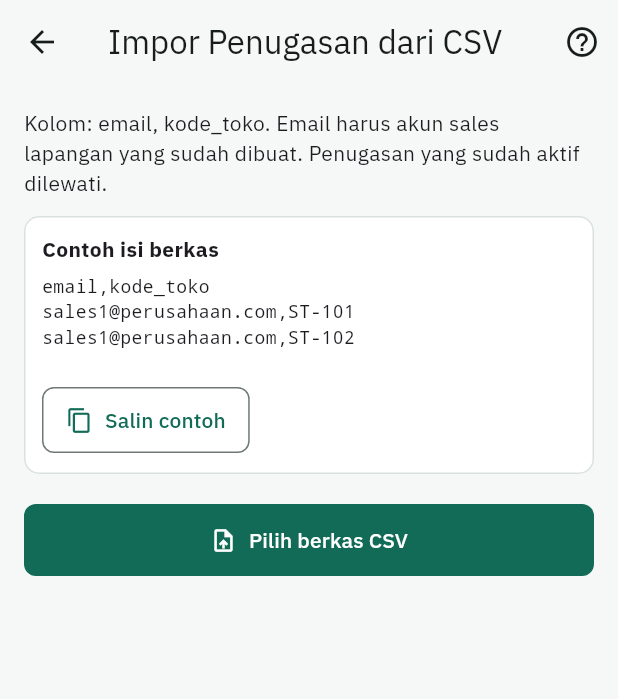
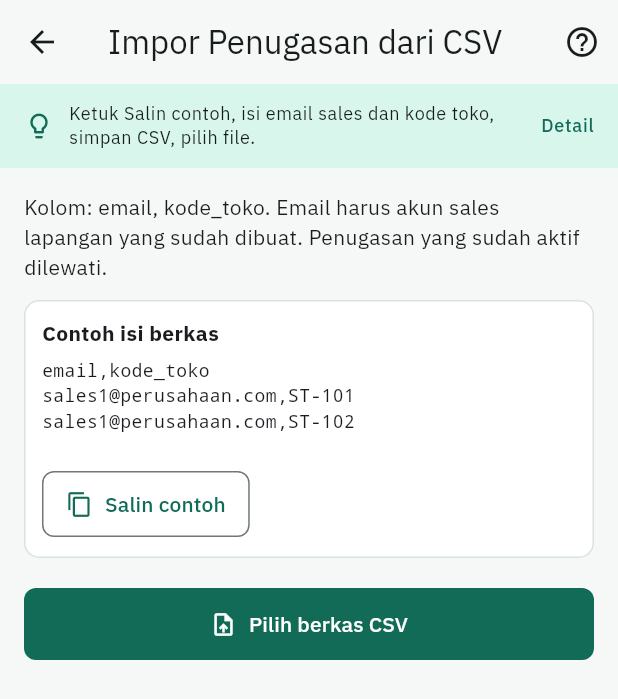
Before and after one commit to FarrelAlfarabi/Sales-Helper-App, a Flutter app: the CsvImportScreen screen opened directly, on a phone screen of 412 x 824 dp. Shown: the top 699 px of the screen. Run offline on Flutter 3.47's test engine with Material 3 defaults, Android fonts, the phone set to English and light mode, and no system bars; our stand-ins replace file_picker, flutter_map, geolocator, google_fonts, image_picker, latlong2 and 1 more; accounts and stored records are empty; project files that could hold a hidden picture were left out.

Commit message:
Show a one-line how-to strip on every screen
Co-Authored-By: Claude Sonnet 5.5 <noreply@anthropic.com>
Claude-Session: https://claude.ai/code/session_0196VEcUEDGfNbsE2rGdKfek

```diff
--- a/lib/core/help.dart
+++ b/lib/core/help.dart
@@ -278,6 +278,69 @@ const _contents = <HelpTopic, HelpContent>{
   ),
 };
 
+/// Satu kalimat sederhana yang tampil langsung di bawah judul layar.
+const _quick = <HelpTopic, String>{
+  HelpTopic.guide: 'Buka menu sesuai tugasmu. Ketuk ? di layar mana pun untuk penjelasan.',
+  HelpTopic.attendance: 'Ketuk Absen Masuk lalu selfie. Pulang kerja, ketuk Absen Pulang lalu selfie.',
+  HelpTopic.storeVisit: 'Pilih toko, ketuk check-in, foto tampak toko. Lalu foto tiap display.',
+  HelpTopic.osa: 'Ketuk tiap lokasi pajang, foto displaynya, lalu ketuk Selesai.',
+  HelpTopic.shelfCheck: 'Pilih toko, foto satu lorong rak. AI memberi daftar yang perlu direstok.',
+  HelpTopic.sales: 'Pilih toko, isi nama produk dan jumlah unit terjual, lalu simpan.',
+  HelpTopic.leave: 'Pilih jenis dan tanggal, tulis alasan, kirim. Tunggu manajer menyetujui.',
+  HelpTopic.pricing: 'Pilih toko, isi nama produk dan harga di rak, centang bila promo, simpan.',
+  HelpTopic.myAttendance: 'Daftar absensimu. Ketuk satu baris untuk melihat foto dan lokasi.',
+  HelpTopic.summary: 'Angka absen, kunjungan, dan cutimu bulan ini.',
+  HelpTopic.insights: 'Pilih periode, ketuk tombol buat wawasan. AI menulis ringkasan dan saran tindakan.',
+  HelpTopic.stores: 'Tambah toko dan atur radius zonanya. Banyak toko sekaligus: ikon unggah.',
+  HelpTopic.assignments: 'Pilih sales dan toko untuk menugaskan. Banyak sekaligus: ikon unggah.',
+  HelpTopic.leaveReview: 'Buka pengajuan, baca alasannya, lalu setujui atau tolak.',
+  HelpTopic.attendanceAll: 'Absensi semua karyawan. Ketuk satu baris untuk melihat selfie dan lokasi.',
+  HelpTopic.visitReport: 'Semua kunjungan sales. Cari yang bertanda di luar zona.',
+  HelpTopic.addUser: 'Isi nama, email, kata sandi awal, dan peran. Minta orangnya segera ganti kata sandi.',
+  HelpTopic.csvStores: 'Ketuk Salin contoh, isi di spreadsheet, simpan CSV, lalu pilih file di sini.',
+  HelpTopic.csvAssignments: 'Ketuk Salin contoh, isi email sales dan kode toko, simpan CSV, pilih file.',
+};
+
+/// Strip petunjuk singkat di bawah judul layar. Ketuk untuk detail lengkap.
+class HelpBar extends StatelessWidget implements PreferredSizeWidget {
+  const HelpBar(this.topic, {super.key});
+  final HelpTopic topic;
+
+  @override
+  Size get preferredSize => const Size.fromHeight(56);
+
+  @override
+  Widget build(BuildContext context) {
+    final cs = Theme.of(context).colorScheme;
+    return Material(
+      color: cs.primaryContainer.withAlpha(90),
+      child: InkWell(
+        onTap: () => showHelpSheet(context, topic),
+        child: SizedBox(
+          height: 56,
+          child: Padding(
+            padding: const EdgeInsets.symmetric(horizontal: 16),
+            child: Row(children: [
+              Icon(Icons.lightbulb_outline, size: 20, color: cs.primary),
+              const SizedBox(width: 10),
+              Expanded(
+                child: Text(
+                  _quick[topic]!,
+                  maxLines: 2,
+                  overflow: TextOverflow.ellipsis,
+                  style: Theme.of(context).textTheme.bodySmall?.copyWith(color: cs.onSurface),
+                ),
+              ),
+              const SizedBox(width: 8),
+              Text('Detail', style: Theme.of(context).textTheme.labelMedium?.copyWith(color: cs.primary)),
+            ]),
+          ),
+        ),
+      ),
+    );
+  }
+}
+
 HelpContent helpFor(HelpTopic t) => _contents[t]!;
 
 class HelpButton extends StatelessWidget {
--- a/lib/features/admin/csv_import_screen.dart
+++ b/lib/features/admin/csv_import_screen.dart
@@ -343,6 +343,7 @@ class _CsvImportScreenState extends State<CsvImportScreen> {
         actions: [
           HelpButton(_isStores ? HelpTopic.csvStores : HelpTopic.csvAssignments)
         ],
+        bottom: HelpBar(_isStores ? HelpTopic.csvStores : HelpTopic.csvAssignments),
       ),
       body: ListView(
         padding: const EdgeInsets.all(16),
--- a/lib/features/admin/store_assignment_screen.dart
+++ b/lib/features/admin/store_assignment_screen.dart
@@ -115,6 +115,7 @@ class _StoreAssignmentScreenState extends State<StoreAssignmentScreen> {
             },
           ),
         ],
+        bottom: const HelpBar(HelpTopic.assignments),
       ),
       body: _loading
           ? const Center(child: CircularProgressIndicator())
--- a/lib/features/admin/store_management_screen.dart
+++ b/lib/features/admin/store_management_screen.dart
@@ -73,6 +73,7 @@ class _StoreManagementScreenState extends State<StoreManagementScreen> {
             },
           ),
         ],
+        bottom: const HelpBar(HelpTopic.stores),
       ),
       floatingActionButton: FloatingActionButton.extended(
         onPressed: _openAddStoreForm,
--- a/lib/features/admin/user_management_screen.dart
+++ b/lib/features/admin/user_management_screen.dart
@@ -89,7 +89,9 @@ class _UserManagementScreenState extends State<UserManagementScreen> {
     return Scaffold(
       appBar: AppBar(
           title: const Text('Tambah Karyawan'),
-          actions: const [HelpButton(HelpTopic.addUser)]),
+          actions: const [HelpButton(HelpTopic.addUser)],
+        bottom: const HelpBar(HelpTopic.addUser),
+      ),
       body: Padding(
         padding: const EdgeInsets.all(24),
         child: Form(
--- a/lib/features/attendance/clock_in_screen.dart
+++ b/lib/features/attendance/clock_in_screen.dart
@@ -175,7 +175,9 @@ class _ClockInScreenState extends State<ClockInScreen> {
     return Scaffold(
       appBar: AppBar(
           title: const Text('Absensi'),
-          actions: const [HelpButton(HelpTopic.attendance)]),
+          actions: const [HelpButton(HelpTopic.attendance)],
+        bottom: const HelpBar(HelpTopic.attendance),
+      ),
       body: _loading
           ? const Center(child: CircularProgressIndicator())
           : Padding(
--- a/lib/features/home/home_screen.dart
+++ b/lib/features/home/home_screen.dart
@@ -89,6 +89,7 @@ class _HomeScreenState extends State<HomeScreen> {
             onPressed: () => supabase.auth.signOut(),
           ),
         ],
+        bottom: const HelpBar(HelpTopic.guide),
       ),
       body: _loadingRole
           ? const Center(child: CircularProgressIndicator())
--- a/lib/features/insights/insights_screen.dart
+++ b/lib/features/insights/insights_screen.dart
@@ -103,7 +103,9 @@ class _InsightsScreenState extends State<InsightsScreen> {
     return Scaffold(
       appBar: AppBar(
           title: const Text('Wawasan AI'),
-          actions: const [HelpButton(HelpTopic.insights)]),
+          actions: const [HelpButton(HelpTopic.insights)],
+        bottom: const HelpBar(HelpTopic.insights),
+      ),
       body: _loading
           ? const Center(child: CircularProgressIndicator())
           : ListView(
--- a/lib/features/leave/leave_review_screen.dart
+++ b/lib/features/leave/leave_review_screen.dart
@@ -64,7 +64,9 @@ class _LeaveReviewScreenState extends State<LeaveReviewScreen> {
     return Scaffold(
       appBar: AppBar(
           title: const Text('Pengajuan Cuti'),
-          actions: const [HelpButton(HelpTopic.leaveReview)]),
+          actions: const [HelpButton(HelpTopic.leaveReview)],
+        bottom: const HelpBar(HelpTopic.leaveReview),
+      ),
       body: _loading
           ? const Center(child: CircularProgressIndicator())
           : RefreshIndicator(
--- a/lib/features/leave/leave_screen.dart
+++ b/lib/features/leave/leave_screen.dart
@@ -82,7 +82,9 @@ class _LeaveScreenState extends State<LeaveScreen> {
     return Scaffold(
       appBar: AppBar(
           title: const Text('Cuti'),
-          actions: const [HelpButton(HelpTopic.leave)]),
+          actions: const [HelpButton(HelpTopic.leave)],
+        bottom: const HelpBar(HelpTopic.leave),
+      ),
       floatingActionButton: FloatingActionButton.extended(
         onPressed: _openRequestForm,
         icon: const Icon(Icons.add),
--- a/lib/features/osa/osa_screen.dart
+++ b/lib/features/osa/osa_screen.dart
@@ -71,7 +71,9 @@ class _OsaScreenState extends State<OsaScreen> {
     return Scaffold(
       appBar: AppBar(
           title: const Text('Ketersediaan di Rak'),
-          actions: const [HelpButton(HelpTopic.osa)]),
+          actions: const [HelpButton(HelpTopic.osa)],
+        bottom: const HelpBar(HelpTopic.osa),
+      ),
       body: Padding(
         padding: const EdgeInsets.all(20),
         child: Column(
--- a/lib/features/pricing/pricing_screen.dart
+++ b/lib/features/pricing/pricing_screen.dart
@@ -100,7 +100,9 @@ class _PricingScreenState extends State<PricingScreen> {
     return Scaffold(
       appBar: AppBar(
           title: const Text('Harga'),
-          actions: const [HelpButton(HelpTopic.pricing)]),
+          actions: const [HelpButton(HelpTopic.pricing)],
+        bottom: const HelpBar(HelpTopic.pricing),
+      ),
       body: _loading
           ? const Center(child: CircularProgressIndicator())
           : ListView(
--- a/lib/features/reports/attendance_report_screen.dart
+++ b/lib/features/reports/attendance_report_screen.dart
@@ -97,6 +97,7 @@ class _AttendanceReportScreenState extends State<AttendanceReportScreen> {
           HelpButton(
               widget.mine ? HelpTopic.myAttendance : HelpTopic.attendanceAll),
         ],
+        bottom: HelpBar(widget.mine ? HelpTopic.myAttendance : HelpTopic.attendanceAll),
       ),
       body: _loading
           ? const Center(child: CircularProgressIndicator())
--- a/lib/features/reports/store_visit_report_screen.dart
+++ b/lib/features/reports/store_visit_report_screen.dart
@@ -61,7 +61,9 @@ class _StoreVisitReportScreenState extends State<StoreVisitReportScreen> {
     return Scaffold(
       appBar: AppBar(
           title: const Text('Laporan Kunjungan Toko'),
-          actions: const [HelpButton(HelpTopic.visitReport)]),
+          actions: const [HelpButton(HelpTopic.visitReport)],
+        bottom: const HelpBar(HelpTopic.visitReport),
+      ),
       body: _loading
           ? const Center(child: CircularProgressIndicator())
           : RefreshIndicator(
--- a/lib/features/sales/sales_entry_screen.dart
+++ b/lib/features/sales/sales_entry_screen.dart
@@ -106,7 +106,9 @@ class _SalesEntryScreenState extends State<SalesEntryScreen> {
     return Scaffold(
       appBar: AppBar(
           title: const Text('Input Penjualan'),
-          actions: const [HelpButton(HelpTopic.sales)]),
+          actions: const [HelpButton(HelpTopic.sales)],
+        bottom: const HelpBar(HelpTopic.sales),
+      ),
       body: _loading
           ? const Center(child: CircularProgressIndicator())
           : ListView(
--- a/lib/features/shelf_check/shelf_check_screen.dart
+++ b/lib/features/shelf_check/shelf_check_screen.dart
@@ -114,7 +114,9 @@ class _ShelfCheckScreenState extends State<ShelfCheckScreen> {
     return Scaffold(
       appBar: AppBar(
           title: const Text('Cek Rak'),
-          actions: const [HelpButton(HelpTopic.shelfCheck)]),
+          actions: const [HelpButton(HelpTopic.shelfCheck)],
+        bottom: const HelpBar(HelpTopic.shelfCheck),
+      ),
       body: _loading
           ? const Center(child: CircularProgressIndicator())
           : ListView(
--- a/lib/features/store_visit/store_visit_screen.dart
+++ b/lib/features/store_visit/store_visit_screen.dart
@@ -148,7 +148,9 @@ class _StoreVisitScreenState extends State<StoreVisitScreen> {
     return Scaffold(
       appBar: AppBar(
           title: const Text('Kunjungan Toko'),
-          actions: const [HelpButton(HelpTopic.storeVisit)]),
+          actions: const [HelpButton(HelpTopic.storeVisit)],
+        bottom: const HelpBar(HelpTopic.storeVisit),
+      ),
       body: _loading
           ? const Center(child: CircularProgressIndicator())
           : _assignedStores.isEmpty
--- a/lib/features/summary/summary_screen.dart
+++ b/lib/features/summary/summary_screen.dart
@@ -77,7 +77,9 @@ class _SummaryScreenState extends State<SummaryScreen> {
     return Scaffold(
       appBar: AppBar(
           title: const Text('Ringkasan Aktivitas'),
-          actions: const [HelpButton(HelpTopic.summary)]),
+          actions: const [HelpButton(HelpTopic.summary)],
+        bottom: const HelpBar(HelpTopic.summary),
+      ),
       body: _loading
           ? const Center(child: CircularProgressIndicator())
           : RefreshIndicator(
```
